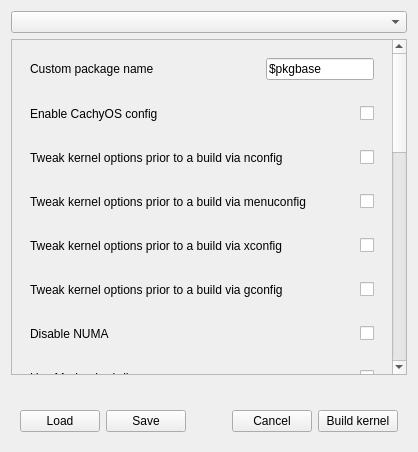
The window that src/conf-options-page.ui (ventureoo/kernel-manager) describes before a commit, drawn with Qt 5.
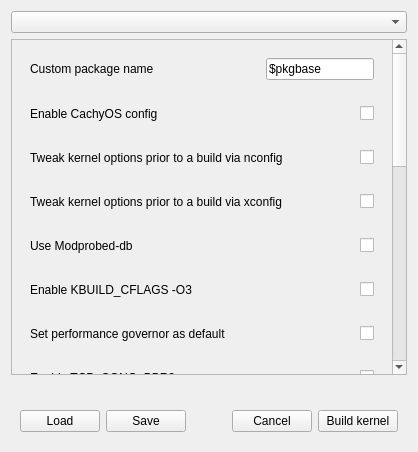
The same window after the commit.

Commit message: Remove NUMA and gconfig/menuconfig settings

Diff of the .ui file:
```diff
--- a/src/conf-options-page.ui
+++ b/src/conf-options-page.ui
@@ -115,35 +115,6 @@
           </layout>
          </widget>
         </item>
-        <item>
-         <widget class="QWidget" name="menuconfig_widget" native="true">
-          <layout class="QHBoxLayout" name="menuconfig_horizontal_layout">
-           <item>
-            <widget class="QLabel" name="menuconfig_label">
-             <property name="text">
-              <string>Tweak kernel options prior to a build via menuconfig</string>
-             </property>
-            </widget>
-           </item>
-           <item>
-            <spacer name="menuconfig_horizontal_spacer">
-             <property name="orientation">
-              <enum>Qt::Horizontal</enum>
-             </property>
-             <property name="sizeHint" stdset="0">
-              <size>
-               <width>40</width>
-               <height>20</height>
-              </size>
-             </property>
-            </spacer>
-           </item>
-           <item>
-            <widget class="QCheckBox" name="menuconfig_check"/>
-           </item>
-          </layout>
-         </widget>
-        </item>
         <item>
          <widget class="QWidget" name="xconfig_widget" native="true">
           <layout class="QHBoxLayout" name="xconfig_horizontal_layout">
@@ -173,64 +144,6 @@
           </layout>
          </widget>
         </item>
-        <item>
-         <widget class="QWidget" name="gconfig_widget" native="true">
-          <layout class="QHBoxLayout" name="gconfig_horizontal_layout">
-           <item>
-            <widget class="QLabel" name="gconfig_label">
-             <property name="text">
-              <string>Tweak kernel options prior to a build via gconfig</string>
-             </property>
-            </widget>
-           </item>
-           <item>
-            <spacer name="gconfig_horizontal_spacer">
-             <property name="orientation">
-              <enum>Qt::Horizontal</enum>
-             </property>
-             <property name="sizeHint" stdset="0">
-              <size>
-               <width>40</width>
-               <height>20</height>
-              </size>
-             </property>
-            </spacer>
-           </item>
-           <item>
-            <widget class="QCheckBox" name="gconfig_check"/>
-           </item>
-          </layout>
-         </widget>
-        </item>
-        <item>
-         <widget class="QWidget" name="numa_widget" native="true">
-          <layout class="QHBoxLayout" name="numa_horizontal_layout">
-           <item>
-            <widget class="QLabel" name="numa_label">
-             <property name="text">
-              <string>Disable NUMA</string>
-             </property>
-            </widget>
-           </item>
-           <item>
-            <spacer name="numa_horizontal_spacer">
-             <property name="orientation">
-              <enum>Qt::Horizontal</enum>
-             </property>
-             <property name="sizeHint" stdset="0">
-              <size>
-               <width>40</width>
-               <height>20</height>
-              </size>
-             </property>
-            </spacer>
-           </item>
-           <item>
-            <widget class="QCheckBox" name="numa_check"/>
-           </item>
-          </layout>
-         </widget>
-        </item>
         <item>
          <widget class="QWidget" name="localmodcfg_widget" native="true">
           <layout class="QHBoxLayout" name="localmodcfg_horizontal_layout">
```
The commit also changes 11 other files.
